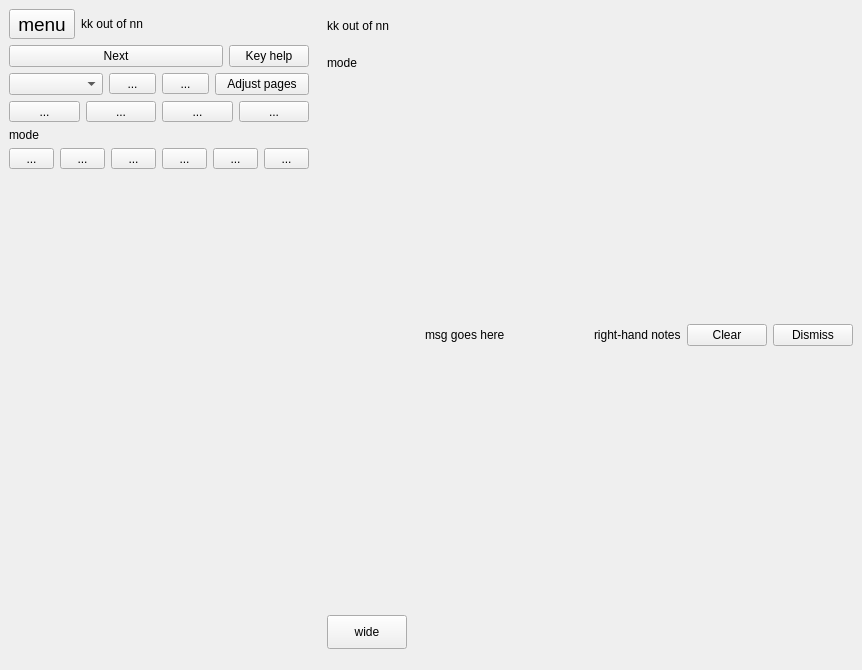
Old version of the form plom/client/ui_files/annotator.ui in the repository plomgrading/plom.
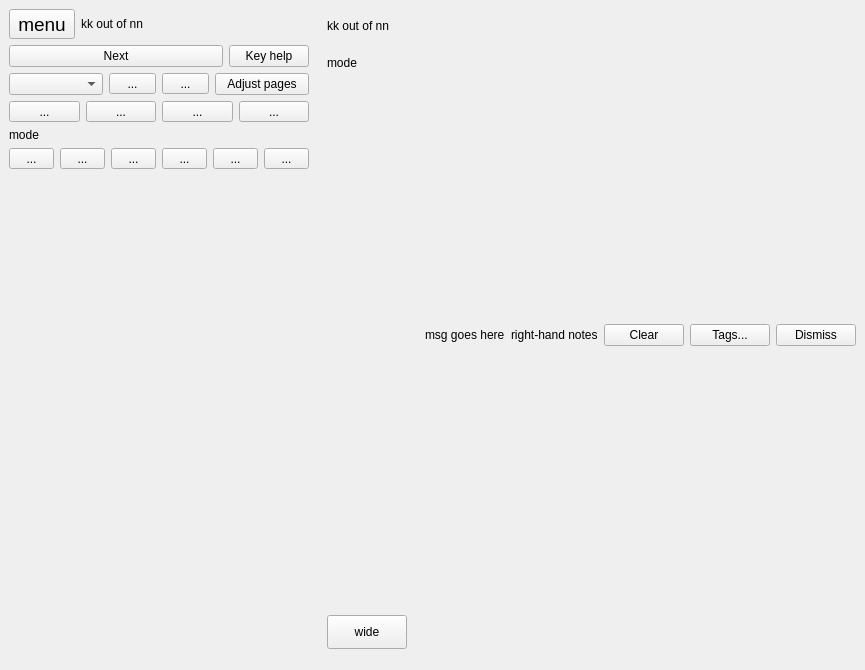
New version of the form.

Commit message: annotator: add a tags button to attn bar

```diff
--- a/plom/client/ui_files/annotator.ui
+++ b/plom/client/ui_files/annotator.ui
@@ -742,6 +742,13 @@
            </property>
           </widget>
          </item>
+         <item>
+          <widget class="QPushButton" name="attnTagsButton">
+           <property name="text">
+            <string>Tags...</string>
+           </property>
+          </widget>
+         </item>
          <item>
           <widget class="QPushButton" name="attnDismissButton">
            <property name="text">
```
The commit also changes 2 other files.
